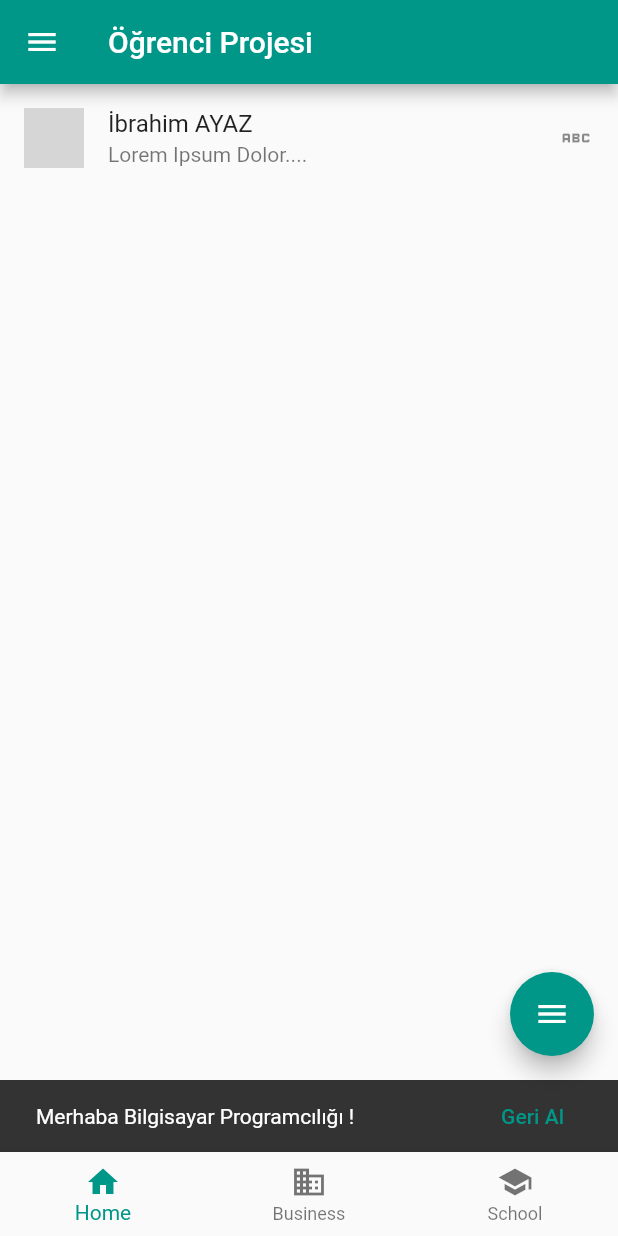
After one commit to ibrahimayaz/BBP2204-GORSELPROGRAMLAMAII, a Flutter app: the HomePage screen opened directly, after a tap on "İbrahim AYAZ", on a phone screen of 412 x 824 dp. The commit adds this screen. Run offline on Flutter 3.47's test engine with Material 2 defaults, Android fonts, the phone set to English and light mode, and no system bars; network calls fail; grey boxes are pictures that could not be loaded.

Commit message:
11. Hafta konuları

```diff
--- /dev/null
+++ b/Hafta11-15/deneme/analysis_options.yaml
@@ -0,0 +1 @@
+include: package:flutter_lints/flutter.yaml
--- /dev/null
+++ b/Hafta11-15/deneme/lib/main.dart
@@ -0,0 +1,9 @@
+import 'package:flutter/material.dart';
+
+import 'mywidgets/MyApp.dart';
+
+void main() {
+  runApp(MaterialApp(
+    home: HomePage(),
+  ));
+}
--- /dev/null
+++ b/Hafta11-15/deneme/lib/mywidgets/MyApp.dart
@@ -0,0 +1,88 @@
+import 'package:flutter/material.dart';
+import 'package:flutter/widgets.dart';
+
+class HomePage extends StatelessWidget {
+  final GlobalKey<ScaffoldState> _key = GlobalKey(); // Create a key
+
+  @override
+  Widget build(BuildContext context) {
+    return Scaffold(
+      key: _key,
+      floatingActionButton: FloatingActionButton(
+        child: const Icon(Icons.menu),
+        onPressed: () => _key.currentState!.openDrawer(),
+      ),
+      appBar: AppBar(
+        title: const Text("Öğrenci Projesi"),
+        leading: const Icon(Icons.menu),
+      ),
+      body: Column(children: <Widget>[
+        ListTile(
+          title: const Text("İbrahim AYAZ"),
+          subtitle: const Text("Lorem Ipsum Dolor...."),
+          leading: const CircleAvatar(
+            backgroundImage: NetworkImage(
+                "https://cdn.pixabay.com/photo/2018/04/11/11/54/small-poly-3310319_960_720.jpg"),
+          ),
+          trailing: const Icon(Icons.abc),
+          onTap: () {
+            ScaffoldMessenger.of(context).showSnackBar(
+              SnackBar(
+                content: const Text('Merhaba Bilgisayar Programcılığı !'),
+                action: SnackBarAction(
+                  label: 'Geri Al',
+                  onPressed: () {
+                    print("Merhaba Bilgisayar Programcılığı");
+                  },
+                ),
+              ),
+            );
+          },
+        ),
+      ]),
+      drawer: Drawer(
+        child: ListView(
+          children: const <Widget>[
+            DrawerHeader(
+              decoration: BoxDecoration(
+                color: Colors.blue,
+              ),
+              child: Text(
+                'Drawer Header',
+                style: TextStyle(
+                  color: Colors.white,
+                  fontSize: 24,
+                ),
+              ),
+            ),
+            ListTile(
+              title: Text("Anasayfa"),
+            ),
+            ListTile(
+              title: Text("Hakkımızda"),
+            ),
+            ListTile(
+              title: Text("iletişim"),
+            )
+          ],
+        ),
+      ),
+      bottomNavigationBar: BottomNavigationBar(
+        items: const <BottomNavigationBarItem>[
+          BottomNavigationBarItem(
+            icon: Icon(Icons.home),
+            label: 'Home',
+          ),
+          BottomNavigationBarItem(
+            icon: Icon(Icons.business),
+            label: 'Business',
+          ),
+          BottomNavigationBarItem(
+            icon: Icon(Icons.school),
+            label: 'School',
+          ),
+        ],
+      ),
+    );
+  }
+}
```
Also changed, not shown: Hafta10/flutter_basic_widget/lib/main.dart (+6 -4 lines), Hafta11-15/deneme/pubspec.yaml (added, +19 -0 lines), Hafta11-15/deneme/pubspec.lock (added), 121 other files.
